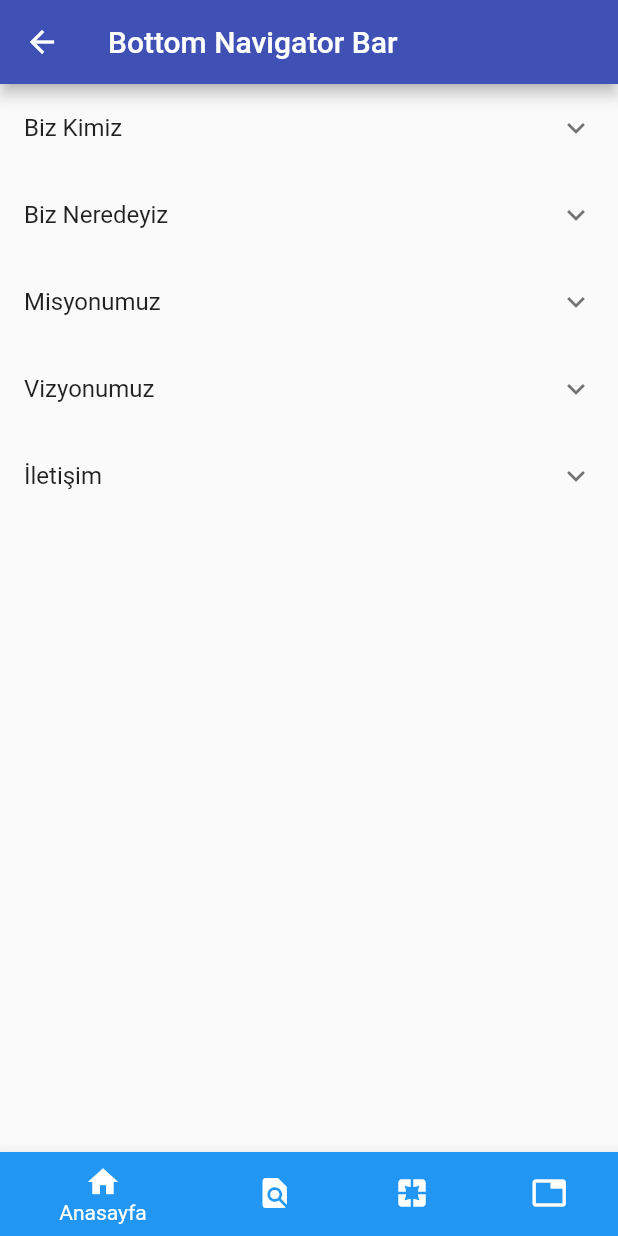
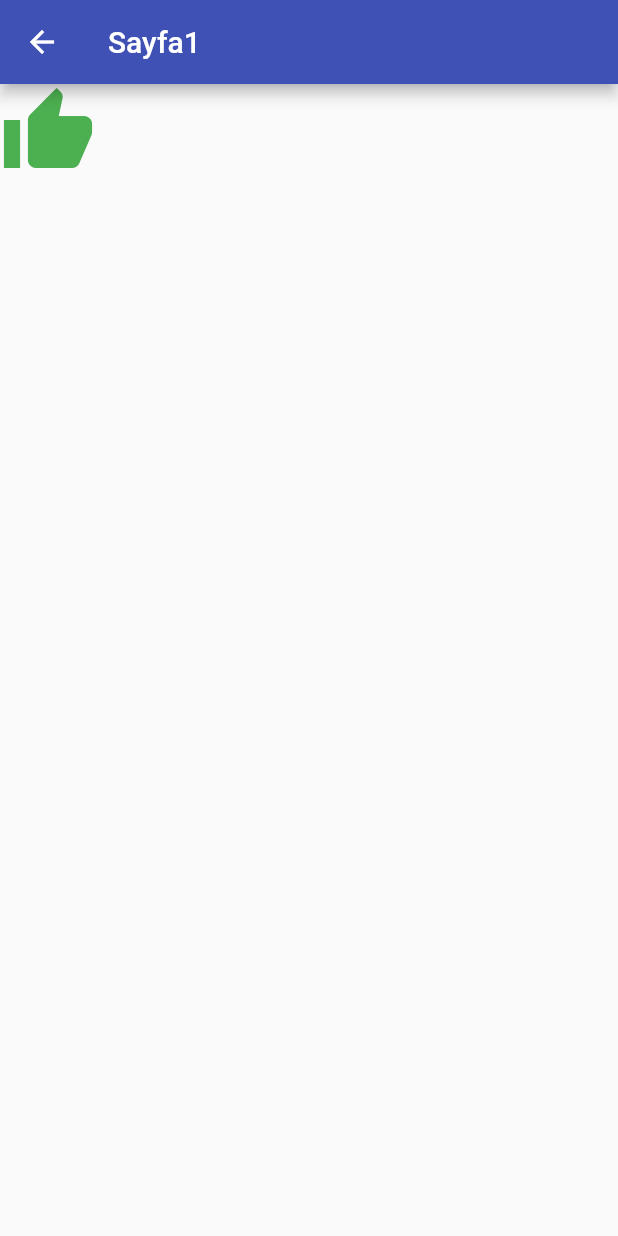
Before and after one commit to aoguz1/flutterLearn, a Flutter app: the screen it shows after launch, on a phone screen of 412 x 824 dp. Run offline on Flutter 3.47's test engine with Material 2 defaults, Android fonts, the phone set to English and light mode, and no system bars; our stand-ins replace date_format, flare_flutter, fluttertoast, google_fonts, rive.

Commit message:
hero örnegi yapildi

```diff
--- a/lib/bottom_nvgtr_tabBars.dart/tabbar.dart
+++ b/lib/bottom_nvgtr_tabBars.dart/tabbar.dart
@@ -24,10 +24,12 @@ class _TabBarOrnekState extends State<TabBarOrnek>
       child: Scaffold(
         appBar: AppBar(
           bottom: tabBarim(),
+
+
           title: Text("Tabbar Kulanımı"),
         ),
         bottomNavigationBar: tabBottomBarim(),
-        body: TabBarView(
+        body: TabBarView(         //oluşturulan tabbar ın içeriğini burada dolduruyoruz.
           controller: tabController, // yukarıda oluşturduğumuz controllerleri her widget'e tanımlayıp tablar ile tıklanıldığında erişilecek sayfa arasında bağlantı kurduk.
           children: <Widget>[
             Container(
--- /dev/null
+++ b/lib/hero_Kullanimi/sayfa1.dart
@@ -0,0 +1,47 @@
+import 'package:flutter/material.dart';
+import 'package:listeler2/hero_Kullanimi/sayfa2.dart';
+
+void main() => runApp(MyApp());
+
+class MyApp extends StatelessWidget {
+  @override
+  Widget build(BuildContext context) {
+    return MaterialApp(
+      title: 'Material App',
+      home: Sayfa1(),
+    );
+  }
+}
+
+class Sayfa1 extends StatefulWidget {
+  Sayfa1({Key key}) : super(key: key);
+
+  @override
+  _Sayfa1State createState() => _Sayfa1State();
+}
+
+class _Sayfa1State extends State<Sayfa1> {
+  @override
+  Widget build(BuildContext context) {
+    return Scaffold(
+      appBar: AppBar(
+        title: Text("Sayfa1"),
+      ),
+      body: InkWell(
+        onTap: () {
+          Navigator.push(
+            context,
+            MaterialPageRoute(builder: (context) => Sayfa2()),
+          );
+        },
+        child: Hero(
+            tag: "hero-example",
+            child: Icon(
+              Icons.thumb_up,
+              size: 64,
+              color: Colors.green,
+            )),
+      ),
+    );
+  }
+}
--- a/lib/main.dart
+++ b/lib/main.dart
@@ -6,6 +6,7 @@ import 'package:listeler2/chapter_1/ui/myapp.dart';
 import 'package:listeler2/custom_scrolls_sliver.dart';
 import 'package:listeler2/draver_inkwell.dart';
 import 'package:listeler2/font_kullanimi.dart';
+import 'package:listeler2/hero_Kullanimi/sayfa1.dart';
 import 'package:listeler2/navigator_islem.dart';
 import 'package:listeler2/rive.dart';
 import 'package:listeler2/stepper.dart';
@@ -45,7 +46,7 @@ void main()=> runApp(Anasayfa());
     // tanumlaması : "/CPage/GPage/FPage" : (context)=> FSayfasi(),
     //-----
 
-    initialRoute: '/BottomNavigation',
+    initialRoute: '/HeroKullanimi',
 
     routes: {
       // route işlemleri ile string karakterlere atadığımız değerleri sayflar arası geçişlerde kullanabiliriz.
@@ -68,6 +69,7 @@ void main()=> runApp(Anasayfa());
       '/FontKullanimi': (context) => FontKullanimi(),
       '/DraverInkwell' : (context) => DraverInkwell(),
       '/BottomNavigation' : (context) => BottomNvgtrBar(),
+      '/HeroKullanimi' :(context) => Sayfa1(),
     },
 
     onGenerateRoute: (RouteSettings settings) {
--- a/lib/navigator_islem.dart
+++ b/lib/navigator_islem.dart
@@ -137,6 +137,12 @@ class NavigasyonIslemleri extends StatelessWidget {
                   {Navigator.pushNamed(context, "/BottomNavigation")},
               child: Text("Bottom Navigator Örneğine Git"),
             ),
+            RaisedButton(
+              onPressed: () {
+                Navigator.pushNamed(context, "/HeroKullanimi");
+              },
+              child: Text("Hero kullanımı"),
+            )
           ],
         ),
       ),
```
Also changed, not shown: lib/hero_Kullanimi/sayfa2.dart (added, +31 -0 lines), pubspec.lock, 1 other file.
